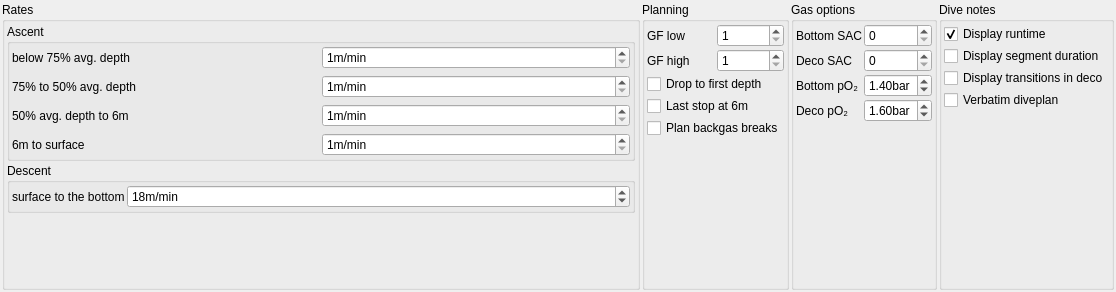
The window that qt-ui/plannerSettings.ui (subsurface/subsurface) describes before a commit, drawn with Qt 5.
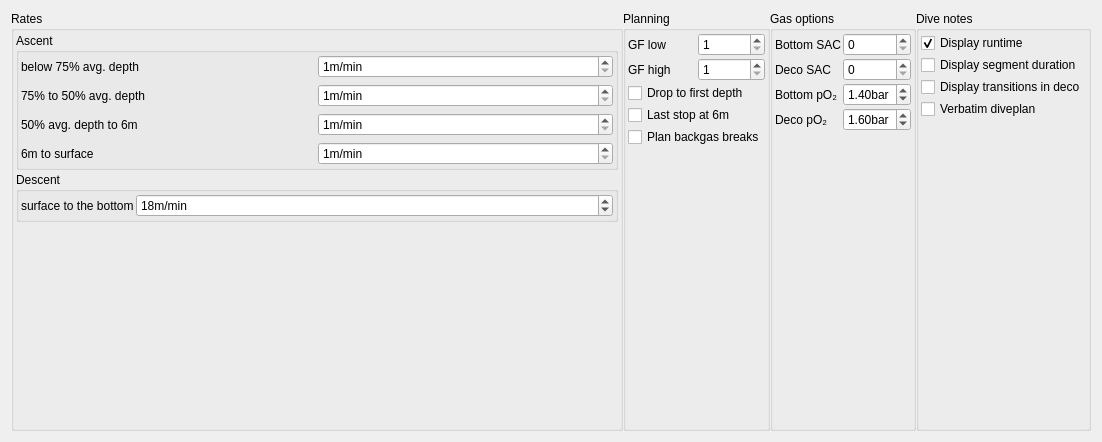
The same window after the commit.

Commit message:
Fix unresizable DiveList
The issue with the dive list was actually the Planner Settings widget
that was in the same space as the dive list but hidden, but since it
had a minimum width we couldn't resize the dive list to be below the
planner settings minimum.

Fixed by inserting the contents of the Planner Settings into a QScroll
Area.

Fixes #679

Diff of the .ui file:
```diff
--- a/qt-ui/plannerSettings.ui
+++ b/qt-ui/plannerSettings.ui
@@ -6,28 +6,49 @@
    <rect>
     <x>0</x>
     <y>0</y>
-    <width>1116</width>
-    <height>292</height>
+    <width>1102</width>
+    <height>442</height>
    </rect>
   </property>
   <property name="windowTitle">
    <string>Form</string>
   </property>
+  <layout class="QHBoxLayout" name="horizontalLayout_2">
+   <item>
+    <widget class="QScrollArea" name="scrollArea">
+     <property name="frameShape">
+      <enum>QFrame::NoFrame</enum>
+     </property>
+     <property name="frameShadow">
+      <enum>QFrame::Plain</enum>
+     </property>
+     <property name="widgetResizable">
+      <bool>true</bool>
+     </property>
+     <widget class="QWidget" name="scrollAreaWidgetContents">
+      <property name="geometry">
+       <rect>
+        <x>0</x>
+        <y>0</y>
+        <width>1089</width>
+        <height>404</height>
+       </rect>
+      </property>
   <layout class="QHBoxLayout" name="horizontalLayout">
    <property name="spacing">
-    <number>2</number>
+        <number>0</number>
    </property>
    <property name="leftMargin">
-    <number>2</number>
+        <number>0</number>
    </property>
    <property name="topMargin">
-    <number>2</number>
+        <number>0</number>
    </property>
    <property name="rightMargin">
-    <number>2</number>
+        <number>0</number>
    </property>
    <property name="bottomMargin">
-    <number>2</number>
+        <number>0</number>
    </property>
    <item>
     <widget class="QGroupBox" name="groupBox_2">
@@ -496,6 +517,10 @@
        </spacer>
       </item>
      </layout>
+        </widget>
+       </item>
+      </layout>
+     </widget>
     </widget>
    </item>
   </layout>
```
Lines whose indentation alone changed are shown as unchanged.
